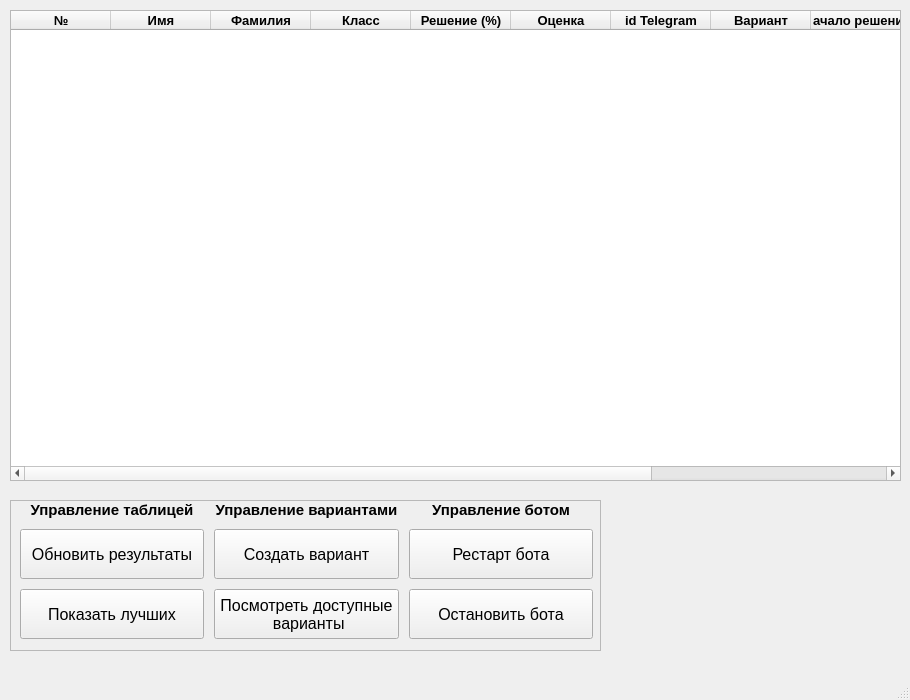
Qt form app/ui/untitled.ui (MrGoldSky/ExamsHelper) before a commit.
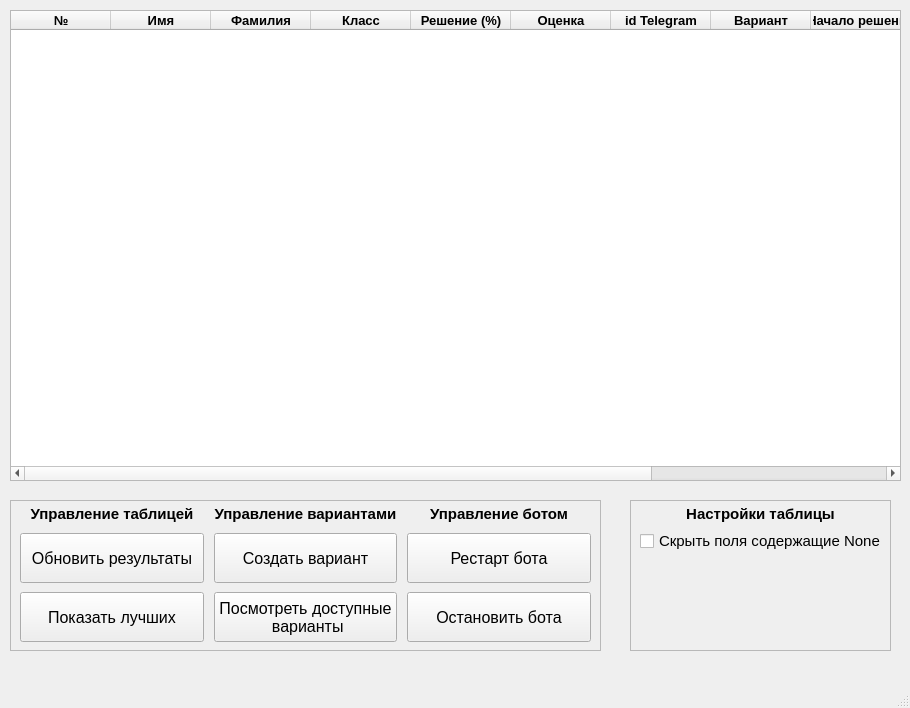
The same form after that commit.

Commit message: v2.2.1 Добавлена возможность скрывать данные содержащие None. Добавлены комментарии.

```diff
--- a/app/ui/untitled.ui
+++ b/app/ui/untitled.ui
@@ -10,7 +10,7 @@
     <x>0</x>
     <y>0</y>
     <width>910</width>
-    <height>700</height>
+    <height>708</height>
    </rect>
   </property>
   <property name="windowTitle">
@@ -114,7 +114,7 @@
        </column>
        <column>
         <property name="text">
-         <string>Имя</string>
+         <string>  Имя  </string>
         </property>
         <property name="font">
          <font>
@@ -198,7 +198,7 @@
        </column>
        <column>
         <property name="text">
-         <string>Начало решения  </string>
+         <string> Начало решения </string>
         </property>
         <property name="font">
          <font>
@@ -256,16 +256,16 @@
       <rect>
        <x>0</x>
        <y>0</y>
-       <width>593</width>
-       <height>149</height>
+       <width>591</width>
+       <height>151</height>
       </rect>
      </property>
-     <layout class="QGridLayout" name="settingsLayout">
+     <layout class="QGridLayout" name="buttonsLayout">
       <property name="leftMargin">
        <number>10</number>
       </property>
       <property name="topMargin">
-       <number>0</number>
+       <number>5</number>
       </property>
       <property name="rightMargin">
        <number>10</number>
@@ -276,42 +276,11 @@
       <property name="spacing">
        <number>10</number>
       </property>
-      <item row="0" column="0">
-       <widget class="QLabel" name="tableControl">
-        <property name="font">
-         <font>
-          <pointsize>11</pointsize>
-          <weight>75</weight>
-          <bold>true</bold>
-         </font>
+      <item row="2" column="0">
+       <widget class="QPushButton" name="top">
+        <property name="enabled">
+         <bool>true</bool>
         </property>
-        <property name="text">
-         <string>Управление таблицей</string>
-        </property>
-        <property name="alignment">
-         <set>Qt::AlignCenter</set>
-        </property>
-       </widget>
-      </item>
-      <item row="0" column="1">
-       <widget class="QLabel" name="examsControl">
-        <property name="font">
-         <font>
-          <pointsize>11</pointsize>
-          <weight>75</weight>
-          <bold>true</bold>
-         </font>
-        </property>
-        <property name="text">
-         <string>Управление вариантами</string>
-        </property>
-        <property name="alignment">
-         <set>Qt::AlignCenter</set>
-        </property>
-       </widget>
-      </item>
-      <item row="1" column="2">
-       <widget class="QPushButton" name="restart">
         <property name="minimumSize">
          <size>
           <width>100</width>
@@ -328,11 +297,8 @@
         <property name="toolTip">
          <string/>
         </property>
-        <property name="styleSheet">
-         <string notr="true"/>
-        </property>
         <property name="text">
-         <string>Рестарт бота</string>
+         <string>Показать лучших</string>
         </property>
         <property name="default">
          <bool>false</bool>
@@ -341,6 +307,9 @@
       </item>
       <item row="2" column="2">
        <widget class="QPushButton" name="stop">
+        <property name="enabled">
+         <bool>true</bool>
+        </property>
         <property name="minimumSize">
          <size>
           <width>100</width>
@@ -382,60 +351,11 @@
         </property>
        </widget>
       </item>
-      <item row="2" column="0">
-       <widget class="QPushButton" name="top">
-        <property name="minimumSize">
-         <size>
-          <width>100</width>
-          <height>50</height>
-         </size>
-        </property>
-        <property name="font">
-         <font>
-          <family>MS Shell Dlg 2</family>
-          <pointsize>12</pointsize>
-          <kerning>true</kerning>
-         </font>
-        </property>
-        <property name="toolTip">
-         <string/>
-        </property>
-        <property name="text">
-         <string>Показать лучших</string>
-        </property>
-        <property name="default">
-         <bool>false</bool>
-        </property>
-       </widget>
-      </item>
-      <item row="1" column="1">
-       <widget class="QPushButton" name="createExams">
-        <property name="minimumSize">
-         <size>
-          <width>100</width>
-          <height>50</height>
-         </size>
-        </property>
-        <property name="font">
-         <font>
-          <family>MS Shell Dlg 2</family>
-          <pointsize>12</pointsize>
-          <kerning>true</kerning>
-         </font>
-        </property>
-        <property name="toolTip">
-         <string/>
-        </property>
-        <property name="text">
-         <string>Создать вариант</string>
-        </property>
-        <property name="default">
-         <bool>false</bool>
-        </property>
-       </widget>
-      </item>
       <item row="1" column="0">
        <widget class="QPushButton" name="upload">
+        <property name="enabled">
+         <bool>true</bool>
+        </property>
         <property name="minimumSize">
          <size>
           <width>100</width>
@@ -471,6 +391,9 @@
       </item>
       <item row="2" column="1">
        <widget class="QPushButton" name="viewExams">
+        <property name="enabled">
+         <bool>true</bool>
+        </property>
         <property name="minimumSize">
          <size>
           <width>100</width>
@@ -498,6 +421,183 @@
          <bool>false</bool>
         </property>
        </widget>
+      </item>
+      <item row="1" column="1">
+       <widget class="QPushButton" name="createExams">
+        <property name="enabled">
+         <bool>true</bool>
+        </property>
+        <property name="minimumSize">
+         <size>
+          <width>100</width>
+          <height>50</height>
+         </size>
+        </property>
+        <property name="font">
+         <font>
+          <family>MS Shell Dlg 2</family>
+          <pointsize>12</pointsize>
+          <kerning>true</kerning>
+         </font>
+        </property>
+        <property name="toolTip">
+         <string/>
+        </property>
+        <property name="text">
+         <string>Создать вариант</string>
+        </property>
+        <property name="default">
+         <bool>false</bool>
+        </property>
+       </widget>
+      </item>
+      <item row="0" column="0">
+       <widget class="QLabel" name="tableControl">
+        <property name="font">
+         <font>
+          <pointsize>11</pointsize>
+          <weight>75</weight>
+          <bold>true</bold>
+         </font>
+        </property>
+        <property name="text">
+         <string>Управление таблицей</string>
+        </property>
+        <property name="alignment">
+         <set>Qt::AlignCenter</set>
+        </property>
+       </widget>
+      </item>
+      <item row="0" column="1">
+       <widget class="QLabel" name="examsControl">
+        <property name="font">
+         <font>
+          <pointsize>11</pointsize>
+          <weight>75</weight>
+          <bold>true</bold>
+         </font>
+        </property>
+        <property name="text">
+         <string>Управление вариантами</string>
+        </property>
+        <property name="alignment">
+         <set>Qt::AlignCenter</set>
+        </property>
+       </widget>
+      </item>
+      <item row="1" column="2">
+       <widget class="QPushButton" name="restart">
+        <property name="enabled">
+         <bool>true</bool>
+        </property>
+        <property name="minimumSize">
+         <size>
+          <width>100</width>
+          <height>50</height>
+         </size>
+        </property>
+        <property name="font">
+         <font>
+          <family>MS Shell Dlg 2</family>
+          <pointsize>12</pointsize>
+          <kerning>true</kerning>
+         </font>
+        </property>
+        <property name="toolTip">
+         <string/>
+        </property>
+        <property name="styleSheet">
+         <string notr="true"/>
+        </property>
+        <property name="text">
+         <string>Рестарт бота</string>
+        </property>
+        <property name="default">
+         <bool>false</bool>
+        </property>
+       </widget>
+      </item>
+     </layout>
+    </widget>
+   </widget>
+   <widget class="QFrame" name="backgroundFrame_2">
+    <property name="geometry">
+     <rect>
+      <x>630</x>
+      <y>500</y>
+      <width>261</width>
+      <height>151</height>
+     </rect>
+    </property>
+    <property name="frameShape">
+     <enum>QFrame::StyledPanel</enum>
+    </property>
+    <property name="frameShadow">
+     <enum>QFrame::Raised</enum>
+    </property>
+    <widget class="QWidget" name="gridLayoutWidget_4">
+     <property name="geometry">
+      <rect>
+       <x>0</x>
+       <y>0</y>
+       <width>261</width>
+       <height>151</height>
+      </rect>
+     </property>
+     <layout class="QGridLayout" name="settingsLayout">
+      <property name="leftMargin">
+       <number>10</number>
+      </property>
+      <property name="topMargin">
+       <number>5</number>
+      </property>
+      <property name="rightMargin">
+       <number>10</number>
+      </property>
+      <property name="bottomMargin">
+       <number>10</number>
+      </property>
+      <item row="1" column="0">
+       <widget class="QCheckBox" name="hideNoneCB">
+        <property name="font">
+         <font>
+          <pointsize>11</pointsize>
+         </font>
+        </property>
+        <property name="text">
+         <string>Скрыть поля содержащие None</string>
+        </property>
+       </widget>
+      </item>
+      <item row="0" column="0">
+       <widget class="QLabel" name="tableControl_5">
+        <property name="font">
+         <font>
+          <pointsize>11</pointsize>
+          <weight>75</weight>
+          <bold>true</bold>
+         </font>
+        </property>
+        <property name="text">
+         <string>Настройки таблицы</string>
+        </property>
+        <property name="alignment">
+         <set>Qt::AlignCenter</set>
+        </property>
+       </widget>
+      </item>
+      <item row="2" column="0">
+       <spacer name="verticalSpacer">
+        <property name="orientation">
+         <enum>Qt::Vertical</enum>
+        </property>
+        <property name="sizeHint" stdset="0">
+         <size>
+          <width>20</width>
+          <height>40</height>
+         </size>
+        </property>
+       </spacer>
       </item>
      </layout>
     </widget>
```
Left out of the diff: 2 changed lines with no effect on the pictures. The commit also changes 5 other files.
